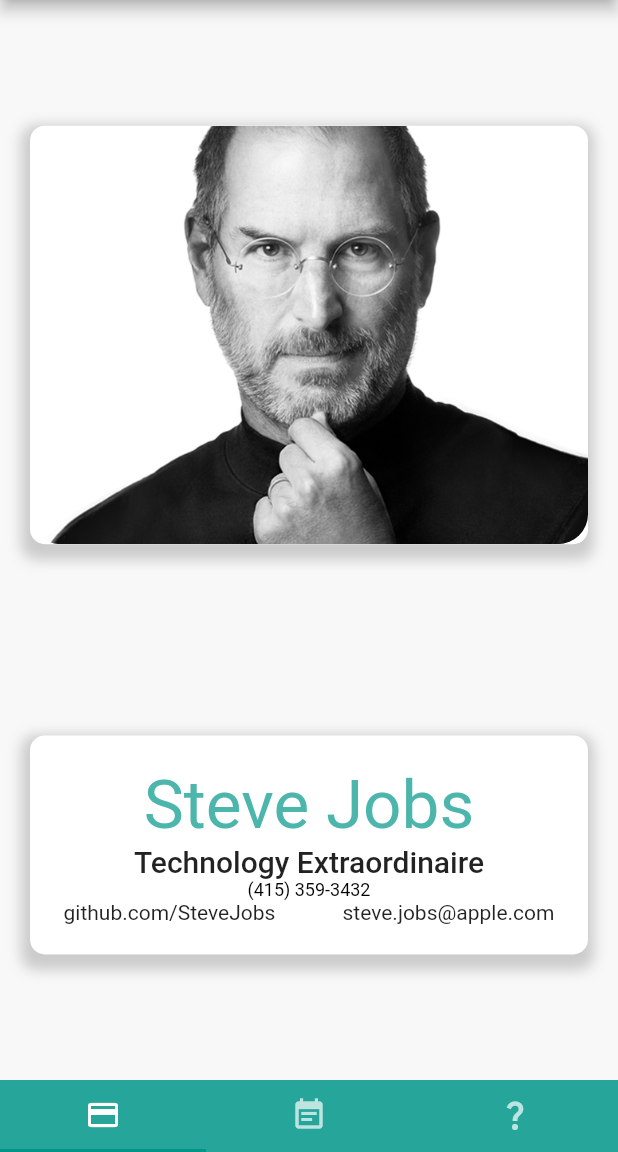
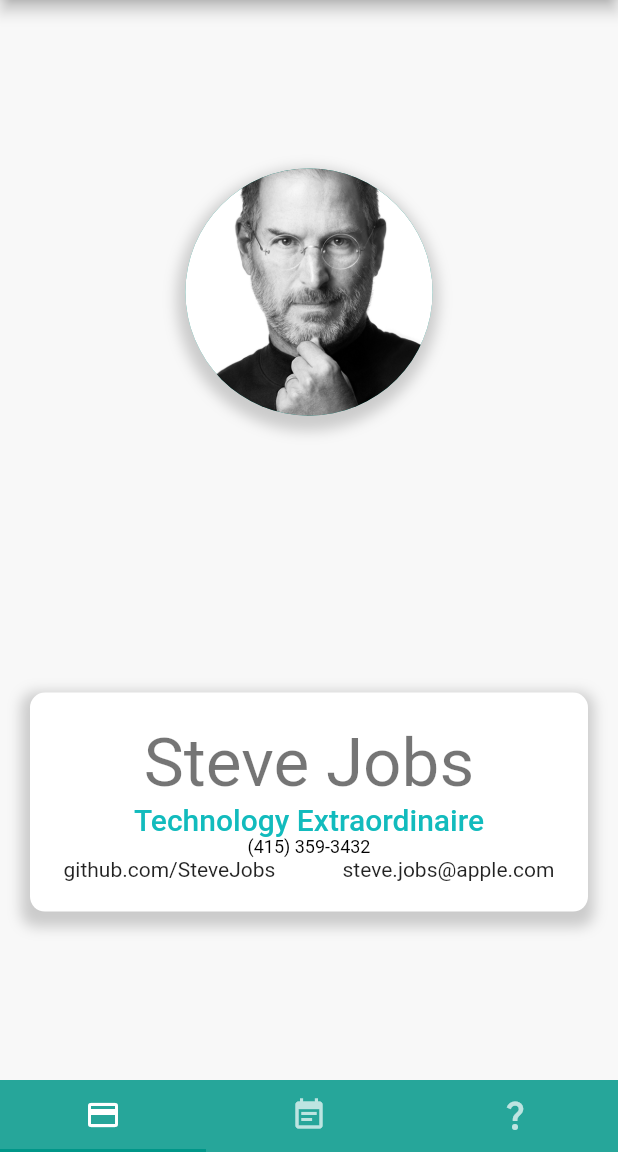
Before and after one commit to Schow94/Call-Me-Maybe, a Flutter app: the screen it shows after launch, on a phone screen of 412 x 824 dp, the part 84-1236 px from its top. Run offline on Flutter 3.47's test engine with Material 2 defaults, Android fonts, the phone set to English and light mode, and no system bars.

Commit message:
Change Profile image to Circular Avatar

```diff
--- a/lib/app.dart
+++ b/lib/app.dart
@@ -21,7 +21,8 @@ class App extends StatelessWidget {
         scaffoldBackgroundColor: Color.fromARGB(255, 248, 248, 248),
         textTheme: TextTheme(
           headline4: TextStyle(color: Colors.grey[600]),
-          headline3: TextStyle(color: Colors.teal[300]),
+          // headline3: TextStyle(color: Colors.teal[300]),
+          headline6: TextStyle(color: Color.fromARGB(255, 18, 187, 189)),
         ),
       ),
       home: MainTabController(),
--- a/lib/widgets/profile_image.dart
+++ b/lib/widgets/profile_image.dart
@@ -6,28 +6,38 @@ class ProfileImage extends StatelessWidget {
   @override
   Widget build(BuildContext context) {
     return Container(
+      // decoration: BoxDecoration(
+      //   color: Colors.white,
+      //   borderRadius: BorderRadius.only(
+      //       topLeft: Radius.circular(10),
+      //       topRight: Radius.circular(10),
+      //       bottomLeft: Radius.circular(10),
+      //       bottomRight: Radius.circular(10)),
+      //   boxShadow: [
+      //     BoxShadow(
+      //       color: Colors.grey.withOpacity(0.5),
+      //       spreadRadius: 5,
+      //       blurRadius: 7,
+      //       offset: Offset(-1, 5), // changes position of shadow
+      //     ),
+      //   ],
+      // ),
       decoration: BoxDecoration(
         color: Colors.white,
-        borderRadius: BorderRadius.only(
-            topLeft: Radius.circular(10),
-            topRight: Radius.circular(10),
-            bottomLeft: Radius.circular(10),
-            bottomRight: Radius.circular(10)),
+        shape: BoxShape.circle,
         boxShadow: [
           BoxShadow(
+            blurRadius: 7,
             color: Colors.grey.withOpacity(0.5),
             spreadRadius: 5,
-            blurRadius: 7,
-            offset: Offset(-1, 5), // changes position of shadow
+            offset: Offset(-1, 5),
           ),
         ],
       ),
-      child: ClipRRect(
-        borderRadius: BorderRadius.circular(20.0),
-        child: FractionallySizedBox(
-          child: Image.asset(
-            'assets/images/stevejobs.jpeg',
-          ),
+      child: CircleAvatar(
+        radius: MediaQuery.of(context).size.height * 0.1,
+        backgroundImage: AssetImage(
+          'assets/images/stevejobs.jpeg',
         ),
       ),
     );
--- a/lib/widgets/resume_item.dart
+++ b/lib/widgets/resume_item.dart
@@ -45,7 +45,7 @@ class ResumeItem extends StatelessWidget {
                 SizedBox(height: 10),
                 Text(
                   title,
-                  style: Theme.of(context).textTheme.titleMedium,
+                  style: Theme.of(context).textTheme.headline6,
                 ),
                 Row(
                   mainAxisAlignment: MainAxisAlignment.spaceAround,
```
